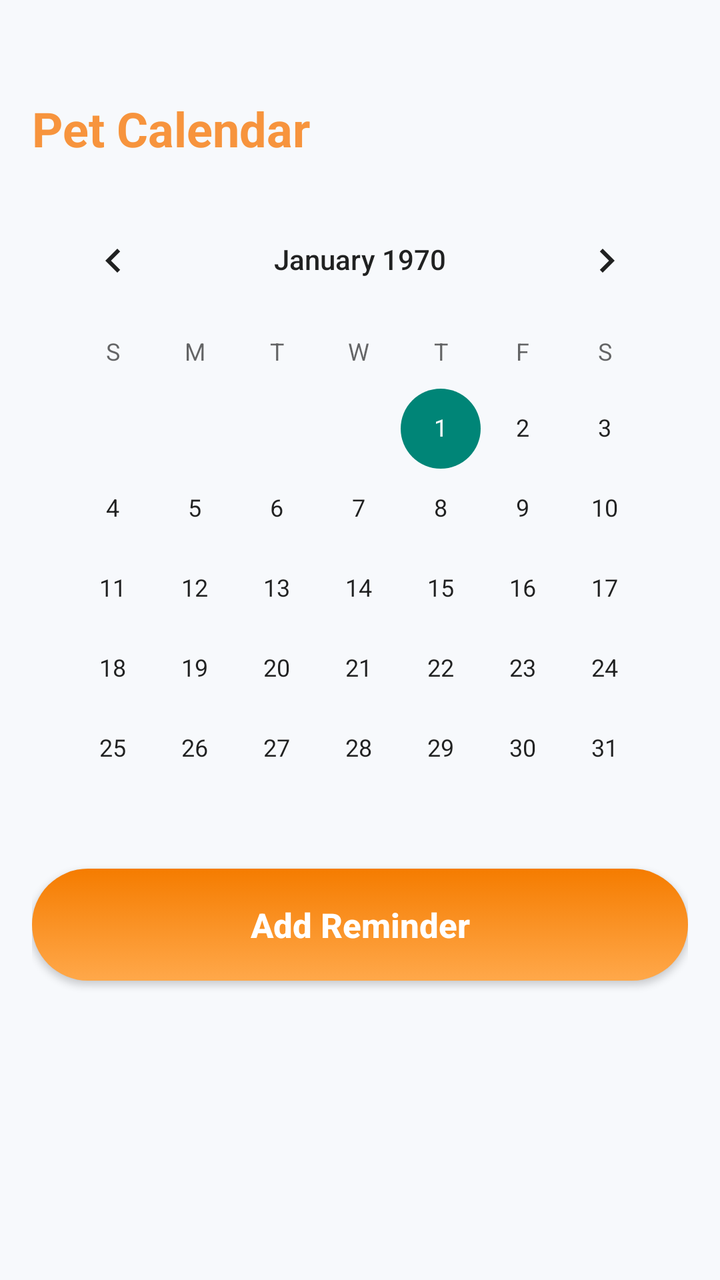
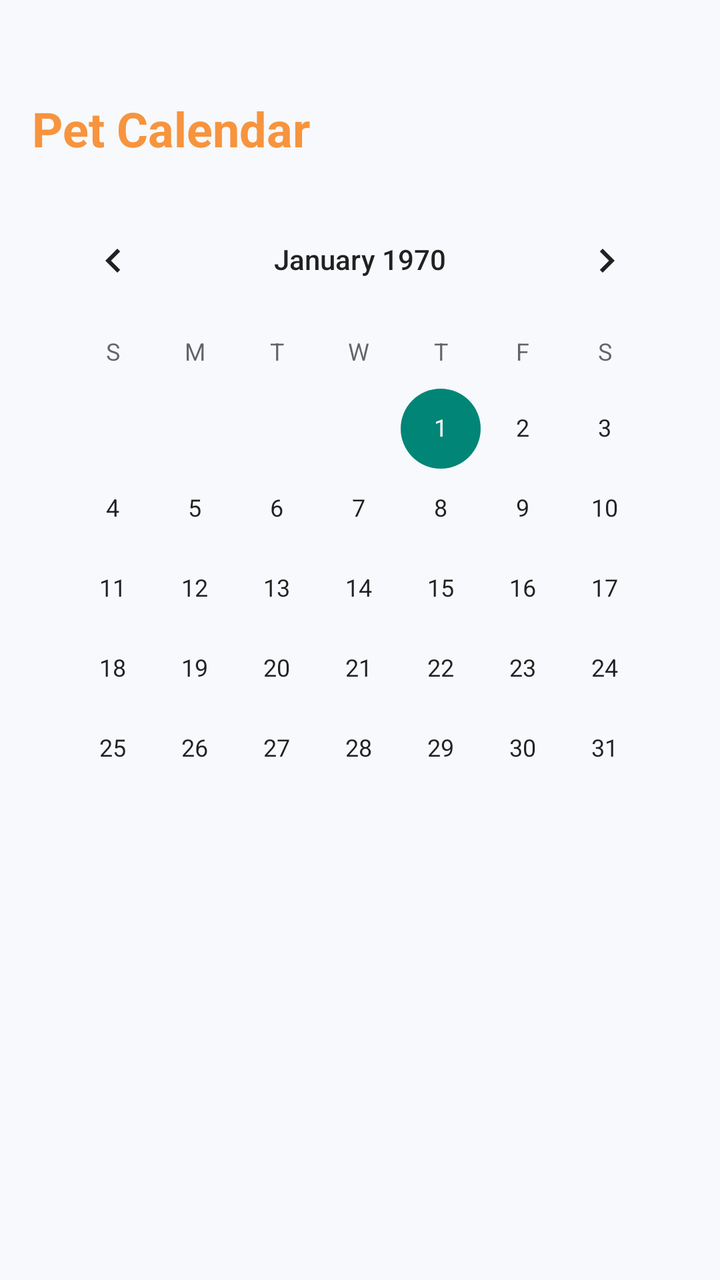

An Android layout rendered at two revisions. The XML below is the earlier revision; the diff shows what the commit changed to produce the second picture.
<!-- AndroidManifest.xml: application theme Theme.PETCARE -->
<!-- res/layout/calendar.xml -->
<?xml version="1.0" encoding="utf-8"?>
<LinearLayout xmlns:android="http://schemas.android.com/apk/res/android"
    android:layout_width="match_parent"
    android:layout_height="match_parent"
    android:orientation="vertical"
    android:padding="16dp"
    android:background="#F7F9FC">

    <TextView
        android:layout_width="wrap_content"
        android:layout_height="wrap_content"
        android:text="Pet Calendar"
        android:layout_marginTop="32dp"
        android:textStyle="bold"
        android:textSize="24sp"
        android:textColor="#F7943D"
        android:layout_marginBottom="16dp"/>

    <CalendarView
        android:id="@+id/calendarView"
        android:layout_width="match_parent"
        android:layout_height="wrap_content"/>

    <Button
        android:id="@+id/btnAddReminder"
        android:layout_width="match_parent"
        android:layout_height="56dp"
        android:background="@drawable/button_orange"
        android:elevation="6dp"
        android:text="Add Reminder"
        android:textAllCaps="false"
        android:textColor="#FFFFFF"
        android:textSize="17sp"
        android:textStyle="bold" />

</LinearLayout>
<!-- resources referenced by this layout -->
<resources>
  <!-- drawable button_orange (drawable) -->
  <?xml version="1.0" encoding="utf-8"?>
  <selector xmlns:android="http://schemas.android.com/apk/res/android">
  
      
      <item android:state_pressed="true">
          <shape android:shape="rectangle">
              <solid android:color="#E67E22"/>
              <corners android:radius="30dp"/>
          </shape>
      </item>
  
      
      <item>
          <shape android:shape="rectangle">
              <gradient
                  android:angle="90"
                  android:startColor="#FFA84A"
                  android:endColor="#F57C00"/>
  
              <corners android:radius="30dp"/>
  
              <padding
                  android:left="16dp"
                  android:right="16dp"
                  android:top="12dp"
                  android:bottom="12dp"/>
          </shape>
      </item>
  
  </selector>
  <style name="Theme.PETCARE" parent="Theme.AppCompat.Light.NoActionBar">
          
      </style>
</resources>

<!-- the commit's change to res/layout/calendar.xml (unified diff, before → after) -->
@@ -21,6 +21,11 @@
         android:layout_width="match_parent"
         android:layout_height="wrap_content"/>
 
+    <ListView
+        android:id="@+id/listReminders"
+        android:layout_width="match_parent"
+        android:layout_height="250dp"
+        android:layout_marginTop="15dp"/>
     <Button
         android:id="@+id/btnAddReminder"
         android:layout_width="match_parent"
